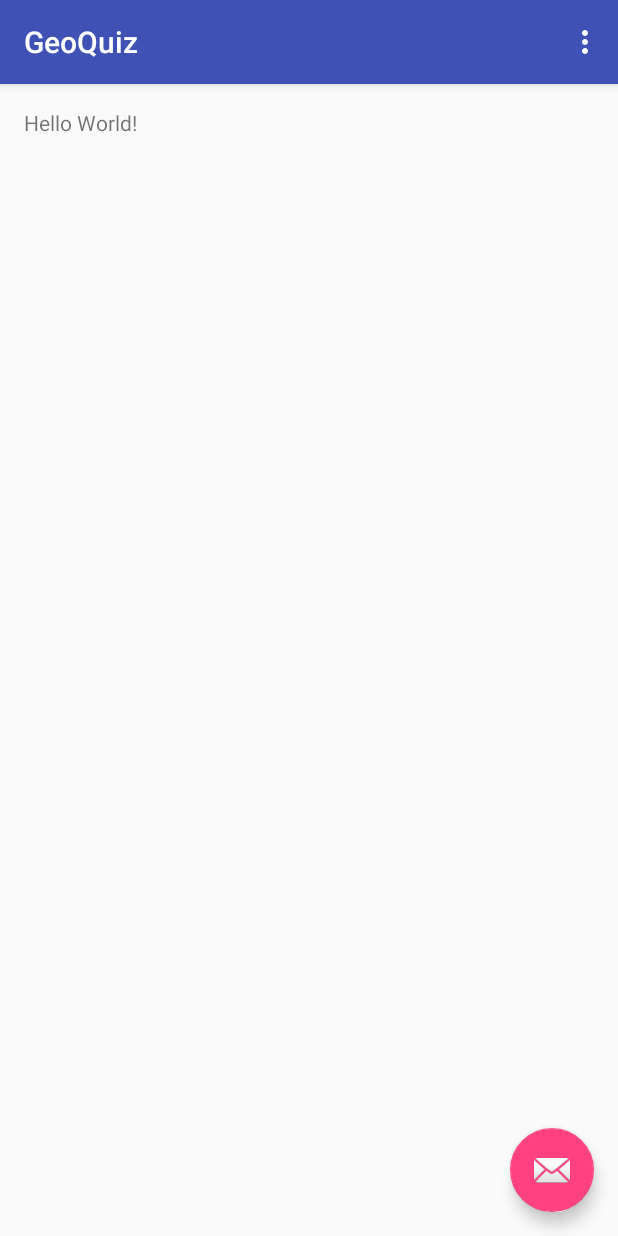
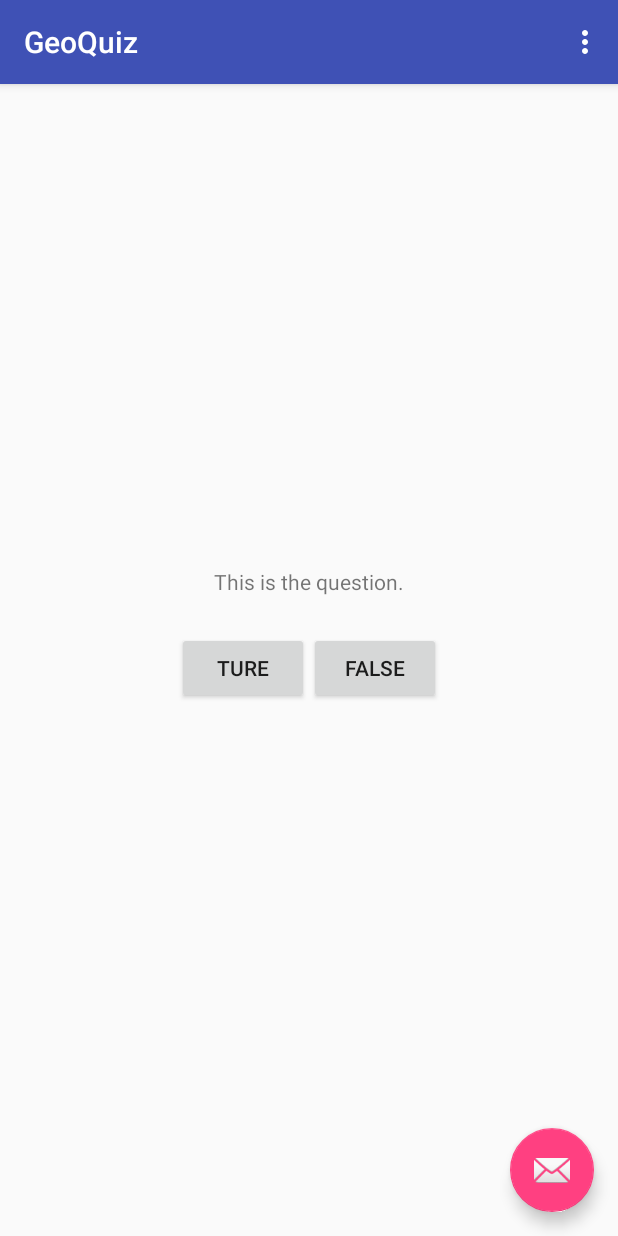
Before and after one commit to venj/AndroidBNRG, an Android app: the screen it shows after launch (QuizActivity), on a phone screen of 412 x 824 dp. Run offline under Robolectric (Android 15) with nearby library versions, the phone set to English and light mode, and no system bars.

Commit message:
First example.

```diff
--- a/GeoQuiz/app/src/main/java/me/venj/geoquiz/QuizActivity.java
+++ b/GeoQuiz/app/src/main/java/me/venj/geoquiz/QuizActivity.java
@@ -8,9 +8,13 @@ import android.support.v7.widget.Toolbar;
 import android.view.View;
 import android.view.Menu;
 import android.view.MenuItem;
+import android.widget.Button;
 import android.widget.Toast;
 
 public class QuizActivity extends AppCompatActivity {
+
+    private Button mTrueButton;
+    private Button mFalseButton;
 
     @Override
     protected void onCreate(Bundle savedInstanceState) {
@@ -24,8 +28,19 @@ public class QuizActivity extends AppCompatActivity {
         fab.setOnClickListener((view) -> {
             //Snackbar.make(view, "Replace with your own action", Snackbar.LENGTH_LONG)
                     //.setAction("Action", null).show();
-            Toast.makeText(QuizActivity.this, "Hello", Toast.LENGTH_SHORT);
+            Toast.makeText(QuizActivity.this, R.string.toast_string, Toast.LENGTH_SHORT).show();
         });
+
+        mTrueButton = (Button)findViewById(R.id.true_button);
+        mTrueButton.setOnClickListener((view) -> {
+            Toast.makeText(QuizActivity.this, R.string.true_toast, Toast.LENGTH_SHORT).show();
+        });
+        mFalseButton = (Button)findViewById(R.id.false_button);
+        mFalseButton.setOnClickListener((view) -> {
+            Toast.makeText(QuizActivity.this, R.string.false_toast, Toast.LENGTH_SHORT).show();
+        });
+
+
     }
 
     @Override
--- a/GeoQuiz/app/src/main/res/layout/content_quiz.xml
+++ b/GeoQuiz/app/src/main/res/layout/content_quiz.xml
@@ -1,19 +1,33 @@
 <?xml version="1.0" encoding="utf-8"?>
-<RelativeLayout xmlns:android="http://schemas.android.com/apk/res/android"
-    xmlns:app="http://schemas.android.com/apk/res-auto"
-    xmlns:tools="http://schemas.android.com/tools"
+<LinearLayout xmlns:android="http://schemas.android.com/apk/res/android"
     android:layout_width="match_parent"
     android:layout_height="match_parent"
-    android:paddingBottom="@dimen/activity_vertical_margin"
-    android:paddingLeft="@dimen/activity_horizontal_margin"
-    android:paddingRight="@dimen/activity_horizontal_margin"
-    android:paddingTop="@dimen/activity_vertical_margin"
-    app:layout_behavior="@string/appbar_scrolling_view_behavior"
-    tools:context="me.venj.geoquiz.QuizActivity"
-    tools:showIn="@layout/activity_quiz">
+    android:gravity="center"
+    android:orientation="vertical" >
 
     <TextView
         android:layout_width="wrap_content"
         android:layout_height="wrap_content"
-        android:text="Hello World!" />
-</RelativeLayout>
+        android:padding="24dp"
+        android:text="@string/question_text" />
+
+    <LinearLayout
+        android:layout_width="wrap_content"
+        android:layout_height="wrap_content"
+        android:orientation="horizontal" >
+
+        <Button
+            android:id="@+id/true_button"
+            android:layout_width="wrap_content"
+            android:layout_height="wrap_content"
+            android:text="@string/true_button" />
+
+        <Button
+            android:id="@+id/false_button"
+            android:layout_width="wrap_content"
+            android:layout_height="wrap_content"
+            android:text="@string/false_button" />
+
+    </LinearLayout>
+
+</LinearLayout>
--- a/GeoQuiz/app/src/main/res/values/strings.xml
+++ b/GeoQuiz/app/src/main/res/values/strings.xml
@@ -1,4 +1,10 @@
 <resources>
     <string name="app_name">GeoQuiz</string>
     <string name="action_settings">Settings</string>
+    <string name="question_text">This is the question.</string>
+    <string name="true_button">Ture</string>
+    <string name="false_button">False</string>
+    <string name="true_toast">Correct!</string>
+    <string name="false_toast">Incorrect!</string>
+    <string name="toast_string">Toast test.</string>
 </resources>
```
